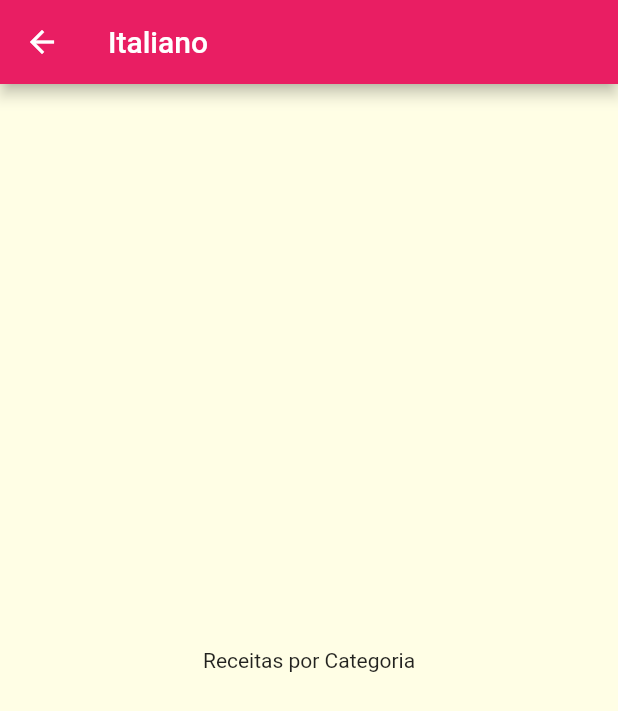
After one commit to erivaldolourenco/meals, a Flutter app: the screen it shows after launch, after a tap on "Italiano", on a phone screen of 412 x 824 dp. The commit adds this screen. Shown: the top 711 px of the screen. Run offline on Flutter 3.47's test engine with Material 2 defaults, Android fonts, the phone set to English and light mode, and no system bars.

Commit message:
Adiciona tela da categoria e cria primeira rota.

```diff
--- a/lib/components/category_item.dart
+++ b/lib/components/category_item.dart
@@ -1,5 +1,6 @@
 import 'package:flutter/material.dart';
 import '../models/category.dart';
+import 'package:meals/screens/categories_meals_screen.dart';
 
 class CategoryItem extends StatelessWidget {
 
@@ -7,9 +8,22 @@ class CategoryItem extends StatelessWidget {
 
   const CategoryItem(this.category);
 
+  void _selectCategory(BuildContext context){
+    Navigator.of(context).push(
+        MaterialPageRoute(
+          builder: (_){
+            return CategoriesMealsScreen(category);
+          },
+    ));
+  }
+
   @override
   Widget build(BuildContext context){
-    return Container(
+    return InkWell(
+      onTap: () => _selectCategory(context),
+      splashColor: Theme.of(context).primaryColor,
+      borderRadius: BorderRadius.circular(15),
+      child: Container(
         padding: EdgeInsets.all(15),
         child: Text(category.title,
           style: Theme.of(context).textTheme.caption,
@@ -25,6 +39,7 @@ class CategoryItem extends StatelessWidget {
             end: Alignment.bottomRight
           ),
         ),
+      ),
     );
   }
 
--- /dev/null
+++ b/lib/screens/categories_meals_screen.dart
@@ -0,0 +1,20 @@
+import 'package:flutter/material.dart';
+import 'package:meals/models/category.dart';
+
+class CategoriesMealsScreen extends StatelessWidget {
+
+  final Category category;
+
+  CategoriesMealsScreen(this.category);
+
+
+  @override
+  Widget build(BuildContext context) {
+   return Scaffold(
+     appBar: AppBar(
+       title: Text(category.title),
+     ),
+     body: Center(child: Text('Receitas por Categoria'),),
+   );
+  }
+}
```
Lines whose indentation alone changed are shown as unchanged.
